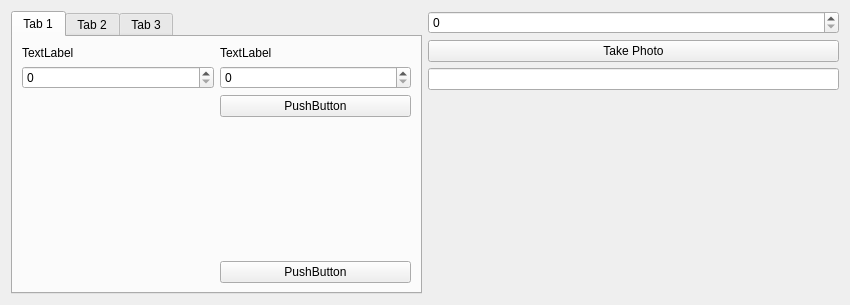
First picture: the form in View/frontend/UI/camera_button.ui, repository FranciscoGauna/Microscopy-Program, before the edit.
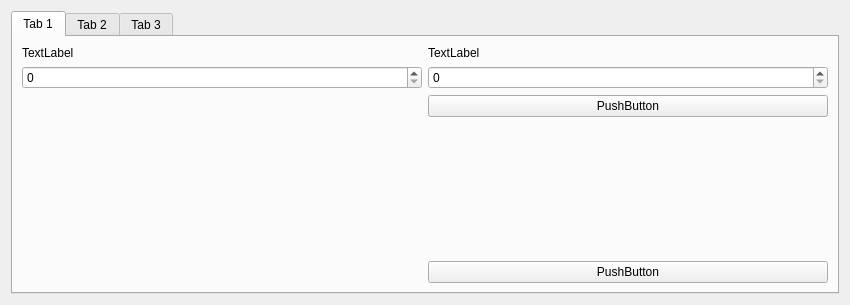
Second picture: the form after the edit.

What changed in the file:
```diff
--- a/View/frontend/UI/camera_button.ui
+++ b/View/frontend/UI/camera_button.ui
@@ -381,37 +381,7 @@
       </layout>
      </item>
      <item>
-      <layout class="QVBoxLayout" name="camera_layout">
-       <item>
-        <widget class="QSpinBox" name="exposure_time_input"/>
-       </item>
-       <item>
-        <widget class="QPushButton" name="snap_button">
-         <property name="text">
-          <string>Take Photo</string>
-         </property>
-        </widget>
-       </item>
-       <item>
-        <layout class="QHBoxLayout" name="image_lt"/>
-       </item>
-       <item>
-        <widget class="QLineEdit" name="mouse_pos_le"/>
-       </item>
-       <item>
-        <spacer name="verticalSpacer_8">
-         <property name="orientation">
-          <enum>Qt::Vertical</enum>
-         </property>
-         <property name="sizeHint" stdset="0">
-          <size>
-           <width>20</width>
-           <height>40</height>
-          </size>
-         </property>
-        </spacer>
-       </item>
-      </layout>
+      <layout class="QVBoxLayout" name="camera_layout"/>
      </item>
     </layout>
    </item>
```
